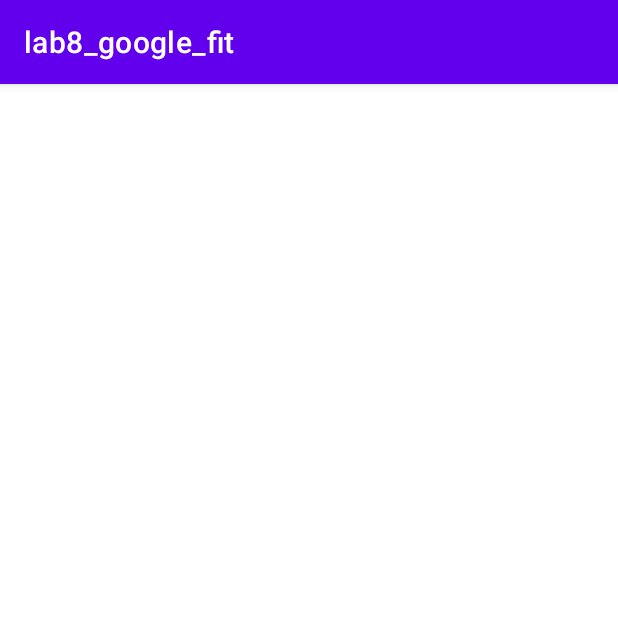
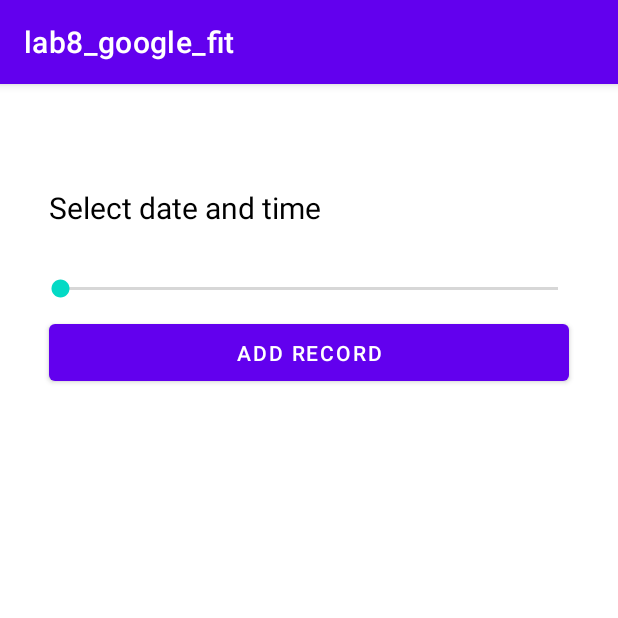
Before and after one commit to dimadboss/lab8_google_fit_vm, an Android app: the screen it shows after launch (MainActivity), on a phone screen of 412 x 824 dp, the top half of it. Run offline under Robolectric (Android 15) with nearby library versions, the phone set to English and light mode, and no system bars; 2 statements that could not run were skipped.

Commit message:
implement ui to add new steps record

```diff
--- a/app/src/main/res/layout/fragment_main.xml
+++ b/app/src/main/res/layout/fragment_main.xml
@@ -2,18 +2,58 @@
 <androidx.constraintlayout.widget.ConstraintLayout xmlns:android="http://schemas.android.com/apk/res/android"
     xmlns:app="http://schemas.android.com/apk/res-auto"
     xmlns:tools="http://schemas.android.com/tools"
-    android:id="@+id/main"
+    android:id="@+id/constraintLayout"
     android:layout_width="match_parent"
     android:layout_height="match_parent"
     tools:context=".ui.main.MainFragment">
 
     <ListView
         android:id="@+id/steps_list_view"
-        android:layout_width="0dp"
-        android:layout_height="0dp"
+        android:layout_width="383dp"
+        android:layout_height="484dp"
         app:layout_constraintBottom_toBottomOf="parent"
         app:layout_constraintEnd_toEndOf="parent"
+        app:layout_constraintHorizontal_bias="0.48"
         app:layout_constraintStart_toStartOf="parent"
-        app:layout_constraintTop_toTopOf="parent" />
+        app:layout_constraintTop_toTopOf="parent"
+        app:layout_constraintVertical_bias="0.994" />
+
+    <LinearLayout
+        android:layout_width="364dp"
+        android:layout_height="162dp"
+        android:orientation="vertical"
+        app:layout_constraintBottom_toTopOf="@+id/steps_list_view"
+        app:layout_constraintEnd_toEndOf="parent"
+        app:layout_constraintStart_toStartOf="parent"
+        app:layout_constraintTop_toTopOf="parent">
+
+        <TextView
+            android:id="@+id/selectedDateTime"
+            android:layout_width="match_parent"
+            android:layout_height="wrap_content"
+            android:layout_margin="4pt"
+            android:height="50dp"
+            android:minHeight="50dp"
+            android:text="Select date and time"
+            android:textColor="@color/black"
+            android:textSize="20sp" />
+
+        <SeekBar
+            android:id="@+id/seekBar"
+            android:layout_width="match_parent"
+            android:layout_height="wrap_content"
+            android:max="10000"
+            android:min="0" />
+
+        <Button
+            android:id="@+id/addSteps"
+            android:layout_width="match_parent"
+            android:layout_height="wrap_content"
+            android:layout_margin="4pt"
+            android:height="50dp"
+            android:minHeight="50dp"
+            android:text="Add record" />
+
+    </LinearLayout>
 
 </androidx.constraintlayout.widget.ConstraintLayout>
```
Also changed, not shown: app/src/main/java/com/example/lab8_google_fit/ui/main/MainFragment.kt (+69 -3 lines).
